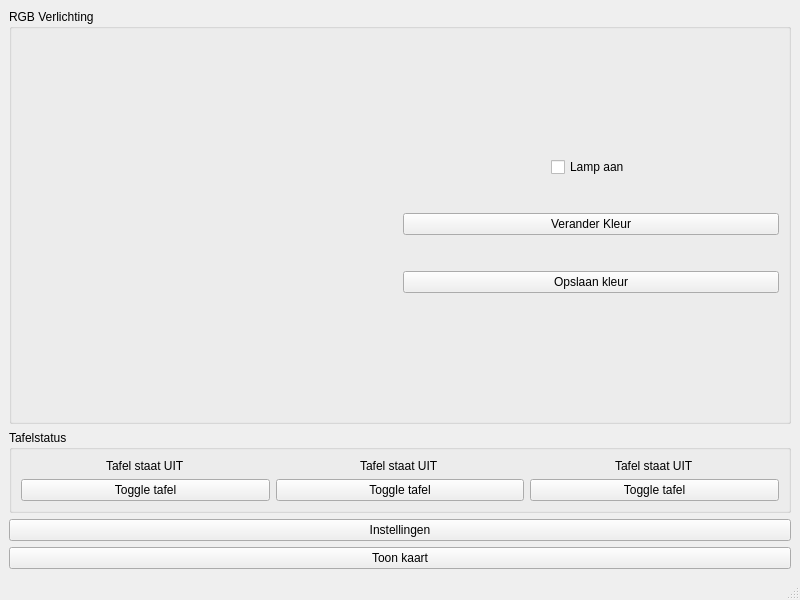
Above: mainwindow.ui from wifiinc/qt-dashboard-application before the change. Below: the same form after it.
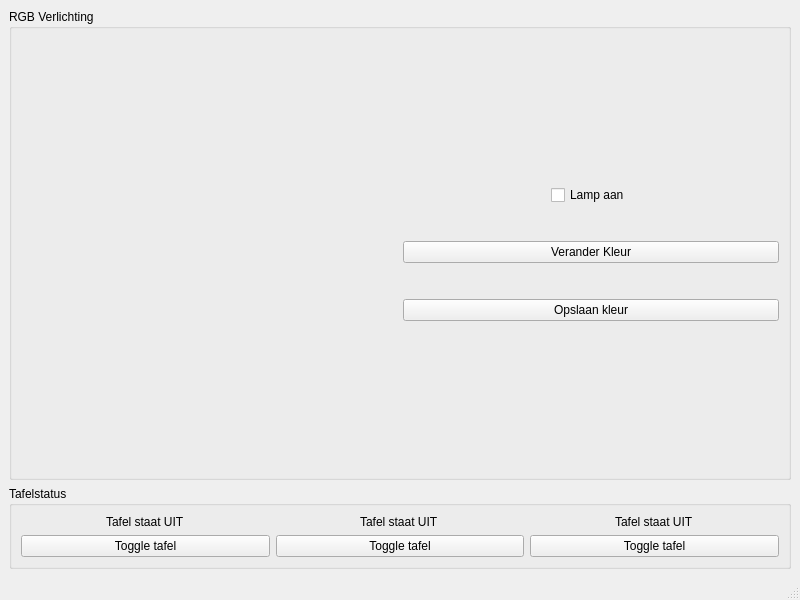
That is the form after the change.

Diff of the .ui file:
```diff
--- a/mainwindow.ui
+++ b/mainwindow.ui
@@ -180,20 +180,6 @@
       </layout>
      </widget>
     </item>
-    <item>
-     <widget class="QPushButton" name="btnOpenSettings">
-      <property name="text">
-       <string>Instellingen</string>
-      </property>
-     </widget>
-    </item>
-    <item>
-     <widget class="QPushButton" name="pushButton">
-      <property name="text">
-       <string>Toon kaart</string>
-      </property>
-     </widget>
-    </item>
    </layout>
   </widget>
   <widget class="QMenuBar" name="menubar">
```
Left out of the diff: 2 changed lines with no effect on the pictures.
